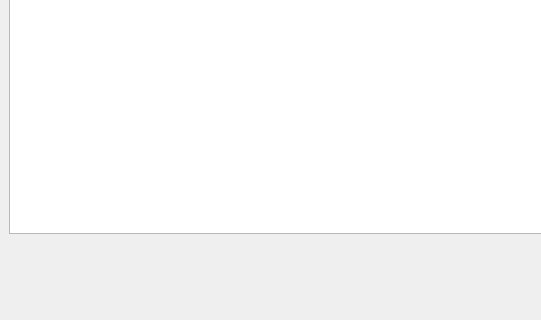
Old version of the form mainwindow.ui in the repository lzlaG/SQLITE_APP; both pictures show x 0 to 541 and y 336 to 656 of the 910 by 656 pixel window.
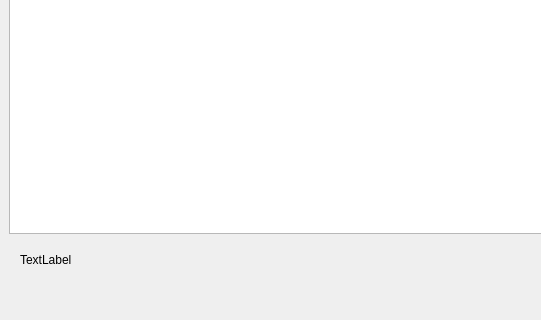
New version of the form.

Commit message: additional info. not final version

The edit to the form file:
```diff
--- a/mainwindow.ui
+++ b/mainwindow.ui
@@ -50,6 +50,19 @@
      <string>Удалить запись</string>
     </property>
    </widget>
+   <widget class="QLabel" name="label">
+    <property name="geometry">
+     <rect>
+      <x>20</x>
+      <y>570</y>
+      <width>381</width>
+      <height>51</height>
+     </rect>
+    </property>
+    <property name="text">
+     <string>TextLabel</string>
+    </property>
+   </widget>
   </widget>
   <widget class="QMenuBar" name="menubar">
    <property name="geometry">
```
The commit also changes 2 other files.
